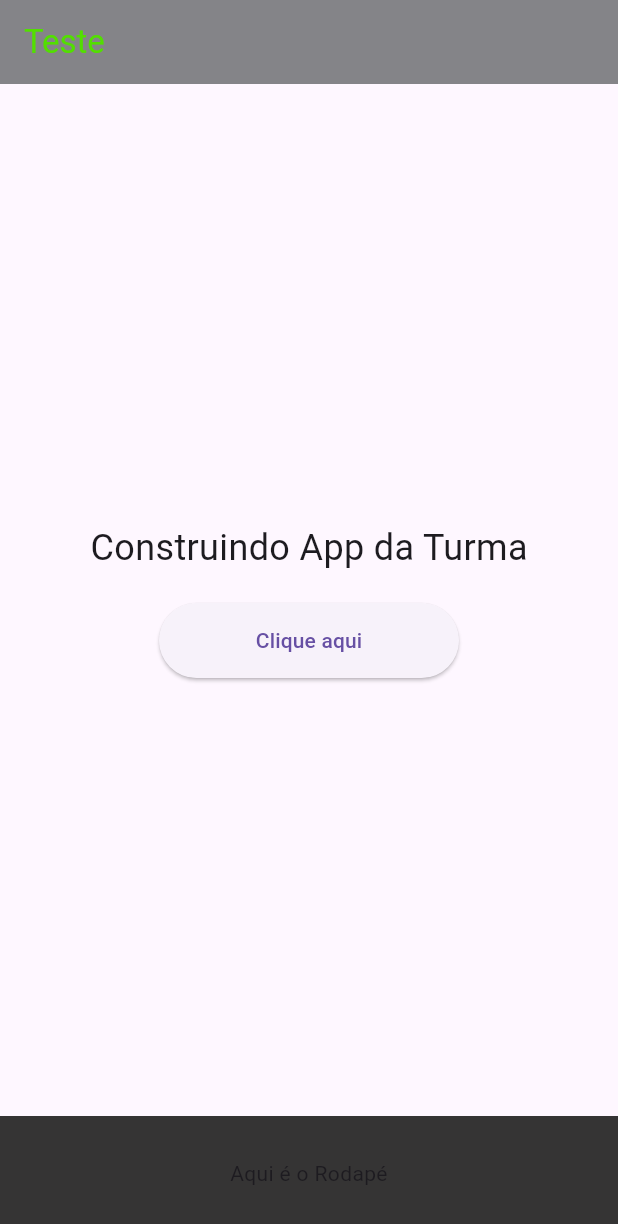
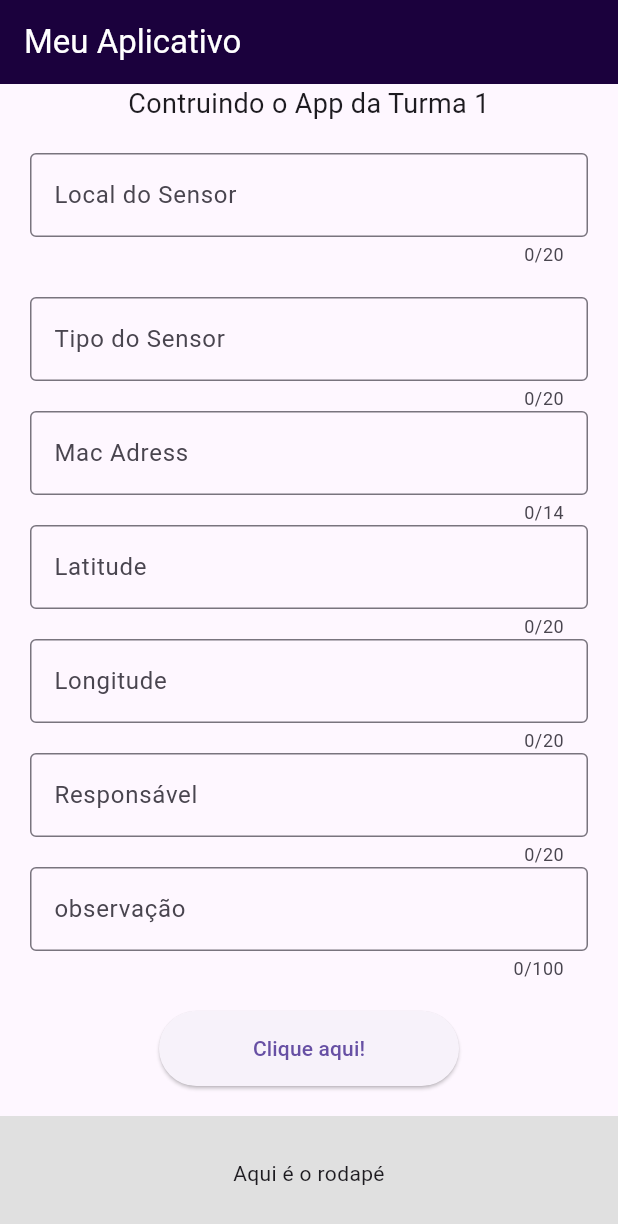
Before and after one commit to murilopbc/Projeto-Flutter, a Flutter app: the screen it shows after launch, on a phone screen of 412 x 824 dp. Shown: the top 1224 px of the screen. Run offline on Flutter 3.47's test engine with Material 3 defaults, Android fonts, the phone set to English and light mode, and no system bars.

Commit message:
first screen

```diff
--- a/lib/main.dart
+++ b/lib/main.dart
@@ -1,50 +1,190 @@
 import 'package:flutter/material.dart';
 
-main() {
-  runApp(const MyApp());
+void main() {
+  runApp(const Projeto01App());
 }
 
-class MyApp extends StatelessWidget {
-  const MyApp({super.key});
+class Projeto01App extends StatefulWidget {
+  const Projeto01App({super.key});
+  @override
+  Projeto01AppState createState() => Projeto01AppState();
+}
+
+class Projeto01AppState extends State<Projeto01App> {
+  String texto = "Contruindo o App da Turma 1";
+  String localSensor = ""; //Armazena o texto do sensor
+  String tipo = ''; //Armazena o texto do sensor
+  String macAdress = '';
+  String latitude = '';
+  String longitude = '';
+  String responsavel = '';
+  String observacao = '';
+  final TextEditingController _controller = TextEditingController();
+  final TextEditingController _tipoController = TextEditingController();
+  final TextEditingController _MacController = TextEditingController();
+  final TextEditingController _LatController = TextEditingController();
+  final TextEditingController _LongController = TextEditingController();
+  final TextEditingController _RespController = TextEditingController();
+  final TextEditingController _ObsController = TextEditingController();
 
   @override
+  void dispose() {
+    _controller.dispose();
+    _tipoController.dispose();
+
+    super.dispose();
+  }
+
   Widget build(BuildContext context) {
     return MaterialApp(
       debugShowCheckedModeBanner: false,
-      home: Scaffold(appBar:AppBar(
-        title: const Text("Teste",style: TextStyle(color: Color.fromARGB(255, 82, 223, 0)),),
-        backgroundColor: const Color.fromARGB(255, 132, 132, 136),
-
+      home: Scaffold(
+        appBar: AppBar(
+          title: const Text(
+            'Meu Aplicativo',
+            style: TextStyle(color: Colors.white),
           ),
-            body: Center(child: Column(
+          backgroundColor: Color.fromARGB(255, 27, 1, 61),
+        ),
+        body: SingleChildScrollView(
+          child: Column(
+            mainAxisSize: MainAxisSize.min,
             mainAxisAlignment: MainAxisAlignment.center,
-              children: [Text('Construindo App da Turma',
-              style: TextStyle(fontSize: 24),),SizedBox(height: 20),
+            children: [
+              Text(
+                texto,
+                style: TextStyle(fontSize: 18),
+                textAlign: TextAlign.center,
+              ),
+              SizedBox(height: 20),
+              //Aqui vamos inserir a caixa de texto de input de Local do Sensor
+              Padding(
+                padding: const EdgeInsets.symmetric(horizontal: 20.0),
+                child: TextField(
+                  controller: _controller,
+                  decoration: InputDecoration(
+                    labelText: "Local do Sensor",
+                    border: OutlineInputBorder(),
+                  ),
+                  maxLength: 20, //limite de caracteres para digitação
+                  onChanged: (value) {
+                    localSensor = value; //Atualiza a variavel ao digitar
+                  },
+                ),
+              ),
+              SizedBox(height: 20),
+              Padding(
+                padding: const EdgeInsets.symmetric(horizontal: 20.0),
+                child: TextField(
+                  controller: _tipoController,
+                  decoration: InputDecoration(
+                    labelText: "Tipo do Sensor",
+                    border: OutlineInputBorder(),
+                  ),
+                  maxLength: 20, //limite de caracteres para digitação
+                  onChanged: (value) {
+                    tipo = value; //Atualiza a variavel ao digitar
+                  },
+                ),
+              ),
+              Padding(
+                padding: const EdgeInsets.symmetric(horizontal: 20.0),
+                child: TextField(
+                  controller: _MacController,
+                  decoration: InputDecoration(
+                    labelText: "Mac Adress",
+                    border: OutlineInputBorder(),
+                  ),
+                  maxLength: 14, //limite de caracteres para digitação
+                  onChanged: (value) {
+                    tipo = value; //Atualiza a variavel ao digitar
+                  },
+                ),
+              ),
+              Padding(
+                padding: const EdgeInsets.symmetric(horizontal: 20.0),
+                child: TextField(
+                  controller: _LatController,
+                  decoration: InputDecoration(
+                    labelText: "Latitude",
+                    border: OutlineInputBorder(),
+                  ),
+                  maxLength: 20, //limite de caracteres para digitação
+                  onChanged: (value) {
+                    tipo = value; //Atualiza a variavel ao digitar
+                  },
+                ),
+              ),
+              Padding(
+                padding: const EdgeInsets.symmetric(horizontal: 20.0),
+                child: TextField(
+                  controller: _LongController,
+                  decoration: InputDecoration(
+                    labelText: "Longitude",
+                    border: OutlineInputBorder(),
+                  ),
+                  maxLength: 20, //limite de caracteres para digitação
+                  onChanged: (value) {
+                    tipo = value; //Atualiza a variavel ao digitar
+                  },
+                ),
+              ),
+              Padding(
+                padding: const EdgeInsets.symmetric(horizontal: 20.0),
+                child: TextField(
+                  controller: _RespController,
+                  decoration: InputDecoration(
+                    labelText: "Responsável",
+                    border: OutlineInputBorder(),
+                  ),
+                  maxLength: 20, //limite de caracteres para digitação
+                  onChanged: (value) {
+                    tipo = value; //Atualiza a variavel ao digitar
+                  },
+                ),
+              ),
+              Padding(
+                padding: const EdgeInsets.symmetric(horizontal: 20.0),
+                child: TextField(
+                  controller: _ObsController,
+                  decoration: InputDecoration(
+                    labelText: "observação",
+                    border: OutlineInputBorder(),
+                  ),
+                  maxLength: 100, //limite de caracteres para digitação
+                  onChanged: (value) {
+                    tipo = value; //Atualiza a variavel ao digitar
+                  },
+                ),
+              ),
+              SizedBox(height: 20),
               ElevatedButton(
-                onPressed: () {},
+                onPressed: () {
+                  setState(() {
+                    texto = localSensor.isNotEmpty
+                        ? 'Local do sensor: $localSensor\nTipo: $tipo'
+                        : 'Por favor, insira um local do sensor'; //Atualiza o texto no botão
+                  });
+                },
                 style: ElevatedButton.styleFrom(
-                minimumSize: Size(200, 50),
+                  fixedSize: Size(200, 50),
                 ),
-              child: Text('Clique aqui'),
-              )
+                child: Text('Clique aqui!'),
+              ),
             ],
           ),
         ),
-                bottomNavigationBar: const BottomAppBar(
-                  color:  Color.fromARGB(255, 53, 52, 52),
+        bottomNavigationBar: BottomAppBar(
+          color: Colors.grey[300],
           child: Padding(
-                    padding:  EdgeInsets.all(16.0),
+            padding: const EdgeInsets.all(16.0),
             child: Text(
-                      'Aqui é o Rodapé',
+              "Aqui é o rodapé",
               textAlign: TextAlign.center,
             ),
           ),
-
         ),
-
-
       ),
-
     );
   }
 }
```
Also changed, not shown: flutter_01.png (deleted), 1 other file. Lines whose indentation alone changed are shown as unchanged.
